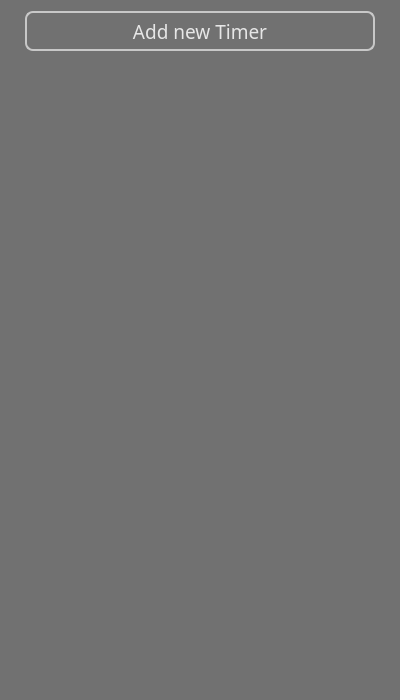
Above: SmartTimer/mainwindow.ui from secondYearProjects/SmartTimer before the change. Below: the same form after it.
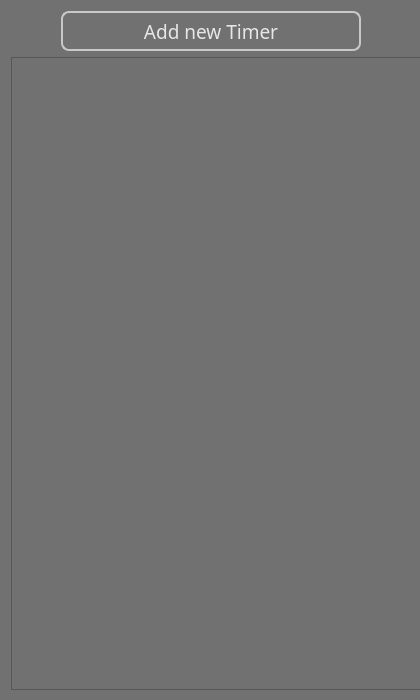
That is the form after the change.

Commit message: Add scrolling of timers list

```diff
--- a/SmartTimer/mainwindow.ui
+++ b/SmartTimer/mainwindow.ui
@@ -6,19 +6,19 @@
    <rect>
     <x>0</x>
     <y>0</y>
-    <width>400</width>
+    <width>420</width>
     <height>700</height>
    </rect>
   </property>
   <property name="minimumSize">
    <size>
-    <width>400</width>
+    <width>420</width>
     <height>700</height>
    </size>
   </property>
   <property name="maximumSize">
    <size>
-    <width>400</width>
+    <width>420</width>
     <height>700</height>
    </size>
   </property>
@@ -26,8 +26,20 @@
    <string>Smart Timer</string>
   </property>
   <widget class="QWidget" name="centralWidget">
+   <property name="minimumSize">
+    <size>
+     <width>420</width>
+     <height>0</height>
+    </size>
+   </property>
+   <property name="maximumSize">
+    <size>
+     <width>420</width>
+     <height>16777215</height>
+    </size>
+   </property>
    <property name="styleSheet">
-    <string notr="true">QWidget#centralWidget {
+    <string notr="true">QWidget {
 	background-color: rgb(113, 113, 113);	
 }
 
@@ -50,32 +62,20 @@
 	color: rgb(230,230,230);
 }
 
+
 </string>
    </property>
-   <widget class="QWidget" name="verticalLayoutWidget">
-    <property name="geometry">
-     <rect>
-      <x>0</x>
-      <y>100</y>
-      <width>401</width>
-      <height>591</height>
-     </rect>
-    </property>
-    <layout class="QVBoxLayout" name="verticalLayout">
-     <property name="spacing">
-      <number>6</number>
-     </property>
-    </layout>
-   </widget>
    <widget class="QWidget" name="layoutWidget">
     <property name="geometry">
      <rect>
       <x>0</x>
       <y>0</y>
-      <width>401</width>
-      <height>61</height>
+      <width>422</width>
+      <height>701</height>
      </rect>
     </property>
+    <layout class="QGridLayout" name="gridLayout">
+     <item row="0" column="0">
     <layout class="QHBoxLayout" name="horizontalLayout">
      <item>
       <spacer name="horizontalSpacer">
@@ -94,7 +94,7 @@
       <widget class="QPushButton" name="addTimerButton">
        <property name="minimumSize">
         <size>
-         <width>350</width>
+           <width>300</width>
          <height>40</height>
         </size>
        </property>
@@ -115,6 +115,52 @@
         </size>
        </property>
       </spacer>
+       </item>
+      </layout>
+     </item>
+     <item row="1" column="0">
+      <widget class="QScrollArea" name="timerScroll">
+       <property name="minimumSize">
+        <size>
+         <width>420</width>
+         <height>0</height>
+        </size>
+       </property>
+       <property name="maximumSize">
+        <size>
+         <width>420</width>
+         <height>16777215</height>
+        </size>
+       </property>
+       <property name="horizontalScrollBarPolicy">
+        <enum>Qt::ScrollBarAlwaysOff</enum>
+       </property>
+       <property name="widgetResizable">
+        <bool>true</bool>
+       </property>
+       <widget class="QWidget" name="scrollAreaWidgetContents">
+        <property name="geometry">
+         <rect>
+          <x>0</x>
+          <y>0</y>
+          <width>420</width>
+          <height>649</height>
+         </rect>
+        </property>
+        <property name="minimumSize">
+         <size>
+          <width>420</width>
+          <height>0</height>
+         </size>
+        </property>
+        <property name="maximumSize">
+         <size>
+          <width>420</width>
+          <height>16777215</height>
+         </size>
+        </property>
+       </widget>
+      </widget>
      </item>
     </layout>
    </widget>
```
Lines whose indentation alone changed are shown as unchanged. The commit also changes 3 other files.
